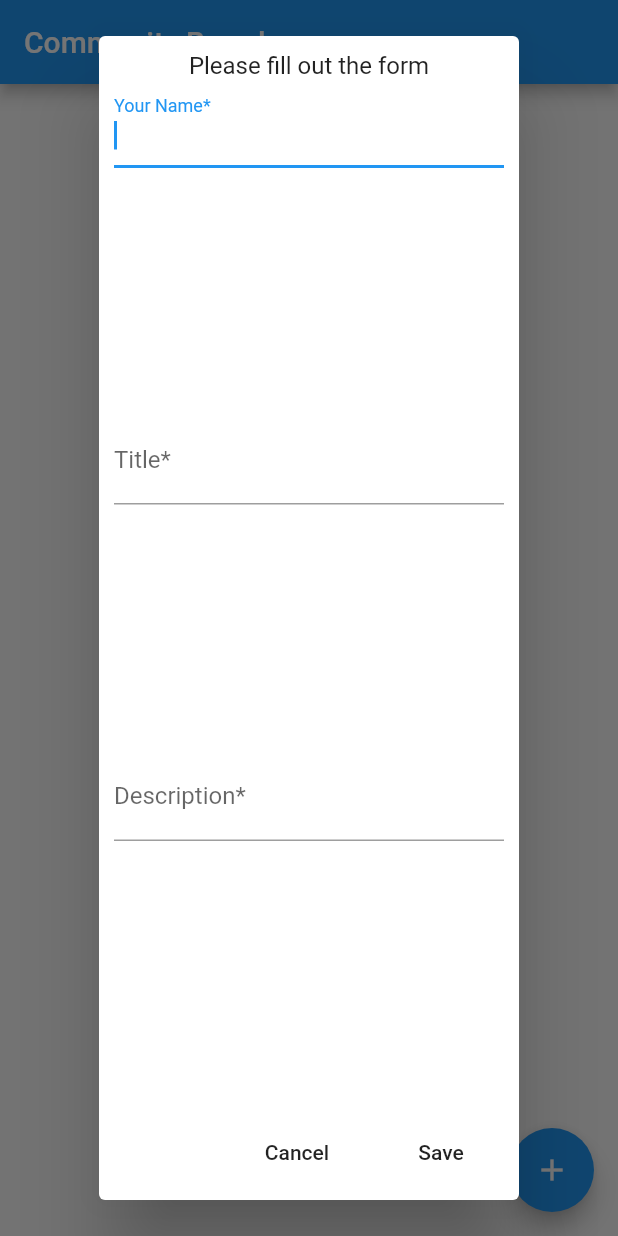
After one commit to engbakhtmuhammad/Android-Apps, a Flutter app: the screen it shows after launch, after a tap on the "add" icon, on a phone screen of 412 x 824 dp. The commit adds this screen. Run offline on Flutter 3.47's test engine with Material 2 defaults, Android fonts, the phone set to English and light mode, and no system bars; our stand-ins replace cloud_firestore, font_awesome_flutter; accounts and stored records are empty.

Commit message:
board app Complete in Firebase_understanding

```diff
--- /dev/null
+++ b/Flutter Apps/firebase_understanding/lib/Board_app/ui/board_app.dart
@@ -0,0 +1,113 @@
+import 'package:firebase_understanding/Board_app/ui/CustomCard.dart';
+import 'package:flutter/material.dart';
+import 'package:cloud_firestore/cloud_firestore.dart';
+
+class BoardApp extends StatefulWidget {
+  @override
+  _BoardAppState createState() => _BoardAppState();
+}
+
+class _BoardAppState extends State<BoardApp> {
+  var firestoreDb = Firestore.instance.collection("board").snapshots();
+  TextEditingController nameInputController;
+  TextEditingController titleInputController;
+  TextEditingController descriptionInputController;
+
+  @override
+  void initState() {
+    // TODO: implement initState
+    super.initState();
+    nameInputController = new TextEditingController();
+    titleInputController = new TextEditingController();
+    descriptionInputController = new TextEditingController();
+  }
+
+  @override
+  Widget build(BuildContext context) {
+    return Scaffold(
+      appBar: AppBar(
+        title: Text("Community Board"),
+      ),
+      body: StreamBuilder(
+        stream: firestoreDb,
+        builder: (context, snapshot) {
+          if (!snapshot.hasData) return CircularProgressIndicator();
+          return ListView.builder(
+              itemCount: snapshot.data.documents.length,
+              itemBuilder: (context, int index) {
+                return CustomCard(snapshot: snapshot.data,index:index);
+                // return Text(snapshot.data.documents[index]['description']);
+              });
+        },
+      ),
+      floatingActionButton: FloatingActionButton(
+        onPressed: () {
+          _showDialog(context);
+        },
+        child: Icon(Icons.add_outlined),
+      ),
+    );
+  }
+
+  _showDialog(BuildContext context) async {
+    await showDialog(
+        builder: (context) => AlertDialog(
+              contentPadding: EdgeInsets.all(10),
+              content: Column(
+                children: [
+                  Text("Please fill out the form"),
+                  Expanded(
+                      child: TextField(
+                    autofocus: true,
+                    autocorrect: true,
+                    decoration: InputDecoration(labelText: "Your Name*"),
+                    controller: nameInputController,
+                  )),
+                  Expanded(
+                      child: TextField(
+                    autofocus: true,
+                    autocorrect: true,
+                    decoration: InputDecoration(labelText: "Title*"),
+                    controller: titleInputController,
+                  )),
+                  Expanded(
+                      child: TextField(
+                    autofocus: true,
+                    autocorrect: true,
+                    decoration: InputDecoration(labelText: "Description*"),
+                    controller: descriptionInputController,
+                  ))
+                ],
+              ),
+          actions: [
+            FlatButton(
+              onPressed: (){
+                  nameInputController.clear();
+                  titleInputController.clear();
+                  descriptionInputController.clear();
+                  Navigator.pop(context);
+              },
+              child: Text("Cancel"),
+            ),
+            FlatButton(onPressed: (){
+              if(titleInputController.text.isNotEmpty && nameInputController.text.isNotEmpty && descriptionInputController.text.isNotEmpty){
+                Firestore.instance.collection("board").add({
+                  "name":nameInputController.text,
+                  "title": titleInputController.text,
+                  "description" : descriptionInputController.text,
+                  "timestamp": new DateTime.now()
+                }).then((response) {
+                  print(response.documentID);
+                  Navigator.pop(context);
+                  nameInputController.clear();
+                  titleInputController.clear();
+                  descriptionInputController.clear();
+
+                }).catchError((error) => print(error));
+              }
+            }, child: Text("Save"))
+          ],
+            ),
+        context: context);
+  }
+}
```
Also changed, not shown: Flutter Apps/firebase_understanding/lib/Board_app/ui/CustomCard.dart (added, +181 -0 lines), Flutter Apps/firebase_understanding/lib/main.dart (+6 -109 lines), Flutter Apps/firebase_understanding/pubspec.yaml (+7 -1 lines), Flutter Apps/firebase_understanding/pubspec.lock, 4 other files.
